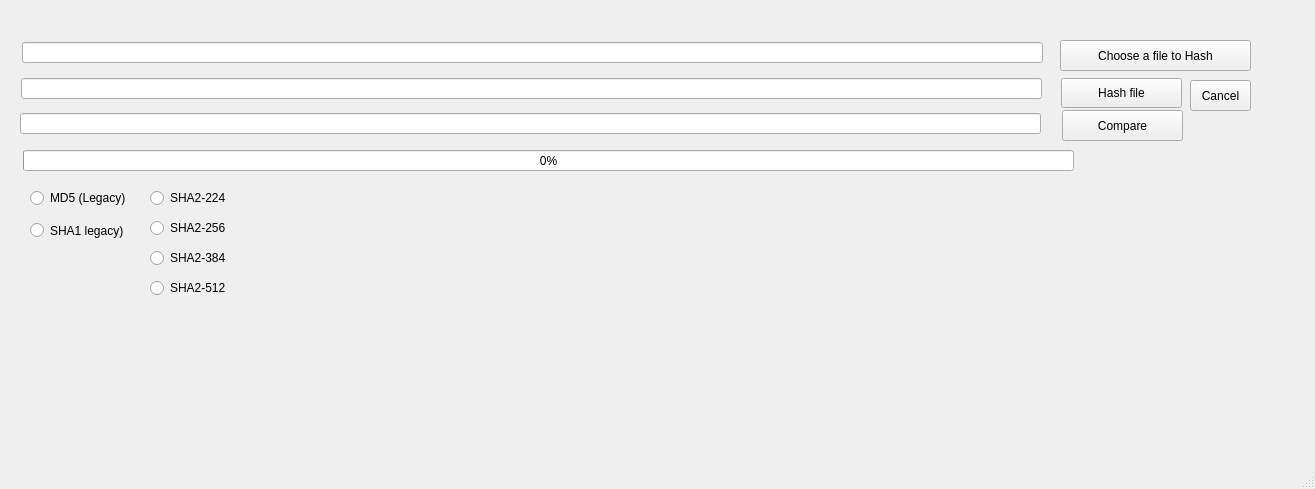
The window that mainwindow.ui (eanyx/hash-calculator-qt6) describes before a commit, drawn with Qt 5.
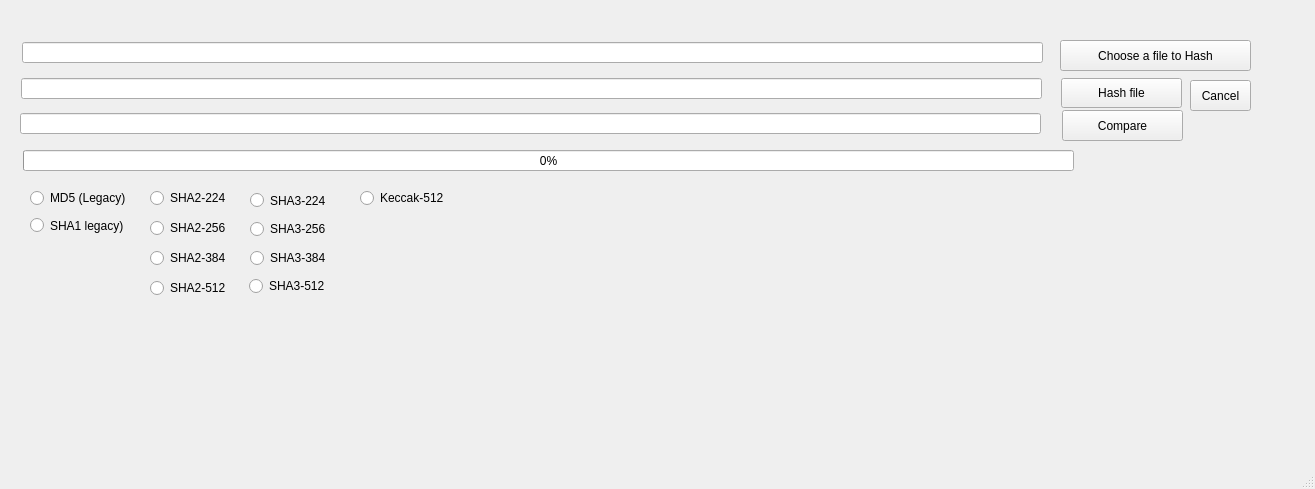
The same window after the commit.

```diff
--- a/mainwindow.ui
+++ b/mainwindow.ui
@@ -126,7 +126,7 @@
     <property name="geometry">
      <rect>
       <x>30</x>
-      <y>220</y>
+      <y>215</y>
       <width>111</width>
       <height>21</height>
      </rect>
@@ -187,6 +187,71 @@
      <string>SHA2-512</string>
     </property>
    </widget>
+   <widget class="QRadioButton" name="sha3_224RadioButton">
+    <property name="geometry">
+     <rect>
+      <x>250</x>
+      <y>190</y>
+      <width>81</width>
+      <height>21</height>
+     </rect>
+    </property>
+    <property name="text">
+     <string>SHA3-224</string>
+    </property>
+   </widget>
+   <widget class="QRadioButton" name="sha3_256RadioButton">
+    <property name="geometry">
+     <rect>
+      <x>250</x>
+      <y>221</y>
+      <width>81</width>
+      <height>16</height>
+     </rect>
+    </property>
+    <property name="text">
+     <string>SHA3-256</string>
+    </property>
+   </widget>
+   <widget class="QRadioButton" name="sha3_384RadioButton">
+    <property name="geometry">
+     <rect>
+      <x>250</x>
+      <y>250</y>
+      <width>81</width>
+      <height>16</height>
+     </rect>
+    </property>
+    <property name="text">
+     <string>SHA3-384</string>
+    </property>
+   </widget>
+   <widget class="QRadioButton" name="sha3_512RadioButton">
+    <property name="geometry">
+     <rect>
+      <x>249</x>
+      <y>276</y>
+      <width>81</width>
+      <height>20</height>
+     </rect>
+    </property>
+    <property name="text">
+     <string>SHA3-512</string>
+    </property>
+   </widget>
+   <widget class="QRadioButton" name="keccak512_RadioButton">
+    <property name="geometry">
+     <rect>
+      <x>360</x>
+      <y>190</y>
+      <width>91</width>
+      <height>16</height>
+     </rect>
+    </property>
+    <property name="text">
+     <string>Keccak-512</string>
+    </property>
+   </widget>
   </widget>
   <widget class="QMenuBar" name="menubar">
    <property name="geometry">
```
